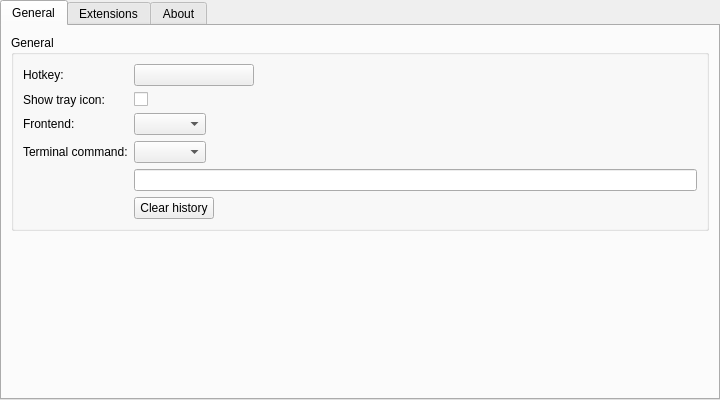
First picture: the form in src/lib/albertcore/src/core/settingswidget/settingswidget.ui, repository albertlauncher/albert, before the edit.
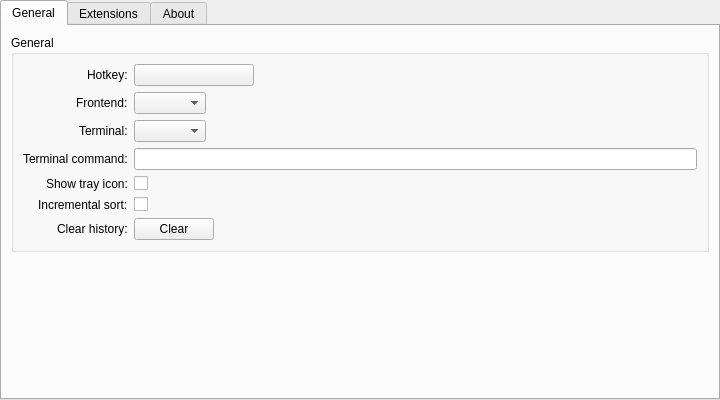
Second picture: the form after the edit. Icons and pictures are not drawn. Custom widgets are drawn as their Qt base class.

Commit message: Add incremental sort option.

What changed in the file:
```diff
--- a/src/lib/albertcore/src/core/settingswidget/settingswidget.ui
+++ b/src/lib/albertcore/src/core/settingswidget/settingswidget.ui
@@ -62,14 +62,20 @@
             <string>General</string>
            </property>
            <layout class="QFormLayout" name="formLayout">
-            <item row="1" column="0">
+            <property name="labelAlignment">
+             <set>Qt::AlignRight|Qt::AlignTrailing|Qt::AlignVCenter</set>
+            </property>
+            <item row="0" column="0">
              <widget class="QLabel" name="label_hotkey">
               <property name="text">
                <string>Hotkey:</string>
               </property>
+              <property name="buddy">
+               <cstring>grabKeyButton_hotkey</cstring>
+              </property>
              </widget>
             </item>
-            <item row="1" column="1">
+            <item row="0" column="1">
              <widget class="GrabKeyButton" name="grabKeyButton_hotkey">
               <property name="sizePolicy">
                <sizepolicy hsizetype="Maximum" vsizetype="Fixed">
@@ -83,43 +89,48 @@
                 <height>0</height>
                </size>
               </property>
-              <property name="text">
-               <string/>
-              </property>
-             </widget>
-            </item>
-            <item row="2" column="0">
-             <widget class="QLabel" name="label">
-              <property name="text">
-               <string>Show tray icon:</string>
-              </property>
-             </widget>
-            </item>
-            <item row="2" column="1">
-             <widget class="QCheckBox" name="checkBox_showTray">
               <property name="toolTip">
-               <string>If this option is enabled, albert displays \nan icon in the system tray.</string>
+               <string>Press to set hotkey.</string>
               </property>
               <property name="text">
                <string/>
               </property>
              </widget>
             </item>
-            <item row="4" column="0">
+            <item row="1" column="0">
              <widget class="QLabel" name="frontendLabel">
               <property name="text">
                <string>Frontend:</string>
               </property>
+              <property name="buddy">
+               <cstring>comboBox_frontend</cstring>
+              </property>
              </widget>
             </item>
-            <item row="6" column="0">
+            <item row="1" column="1">
+             <widget class="QComboBox" name="comboBox_frontend">
+              <property name="sizePolicy">
+               <sizepolicy hsizetype="Maximum" vsizetype="Fixed">
+                <horstretch>0</horstretch>
+                <verstretch>0</verstretch>
+               </sizepolicy>
+              </property>
+              <property name="toolTip">
+               <string>Choose the frontend to use.</string>
+              </property>
+             </widget>
+            </item>
+            <item row="2" column="0">
              <widget class="QLabel" name="label_term">
               <property name="text">
-               <string>Terminal command:</string>
+               <string>Terminal:</string>
+              </property>
+              <property name="buddy">
+               <cstring>comboBox_term</cstring>
               </property>
              </widget>
             </item>
-            <item row="6" column="1">
+            <item row="2" column="1">
              <widget class="QComboBox" name="comboBox_term">
               <property name="sizePolicy">
                <sizepolicy hsizetype="Fixed" vsizetype="Fixed">
@@ -127,38 +138,97 @@
                 <verstretch>0</verstretch>
                </sizepolicy>
               </property>
+              <property name="toolTip">
+               <string>Choose the terminal to use.</string>
+              </property>
              </widget>
             </item>
-            <item row="7" column="1">
+            <item row="3" column="0">
+             <widget class="QLabel" name="label_3">
+              <property name="text">
+               <string>Terminal command:</string>
+              </property>
+              <property name="buddy">
+               <cstring>lineEdit_term</cstring>
+              </property>
+             </widget>
+            </item>
+            <item row="3" column="1">
              <widget class="QLineEdit" name="lineEdit_term">
               <property name="toolTip">
                <string>This is the command that is used to start
-terminal applications, i.e. applications
-that use a textual user interface.</string>
+terminal. Chose &quot;Custom&quot; in the checkbox
+above to set it manually.</string>
               </property>
              </widget>
             </item>
-            <item row="8" column="1">
-             <widget class="QPushButton" name="pushButton_clearHistory">
-              <property name="sizePolicy">
-               <sizepolicy hsizetype="Maximum" vsizetype="Fixed">
-                <horstretch>0</horstretch>
-                <verstretch>0</verstretch>
-               </sizepolicy>
-              </property>
+            <item row="4" column="0">
+             <widget class="QLabel" name="label">
               <property name="text">
-               <string>Clear history</string>
+               <string>Show tray icon:</string>
+              </property>
+              <property name="buddy">
+               <cstring>checkBox_showTray</cstring>
               </property>
              </widget>
             </item>
             <item row="4" column="1">
-             <widget class="QComboBox" name="comboBox_frontend">
+             <widget class="QCheckBox" name="checkBox_showTray">
+              <property name="toolTip">
+               <string>If this option is enabled, albert displays
+an icon in the system tray.</string>
+              </property>
+              <property name="text">
+               <string/>
+              </property>
+             </widget>
+            </item>
+            <item row="5" column="0">
+             <widget class="QLabel" name="label_4">
+              <property name="text">
+               <string>Incremental sort:</string>
+              </property>
+              <property name="buddy">
+               <cstring>checkBox_incrementalSort</cstring>
+              </property>
+             </widget>
+            </item>
+            <item row="5" column="1">
+             <widget class="QCheckBox" name="checkBox_incrementalSort">
+              <property name="toolTip">
+               <string>If this option is enabled only the visble items are sorted.
+This improves the performance when displaying huge
+result sets. However the size of the scrollbar will be less
+intuitive since the height of the scrollbar is determined by
+the sorted results instead of the actual amount of results.</string>
+              </property>
+             </widget>
+            </item>
+            <item row="6" column="0">
+             <widget class="QLabel" name="label_2">
+              <property name="text">
+               <string>Clear history:</string>
+              </property>
+              <property name="buddy">
+               <cstring>pushButton_clearHistory</cstring>
+              </property>
+             </widget>
+            </item>
+            <item row="6" column="1">
+             <widget class="QPushButton" name="pushButton_clearHistory">
               <property name="sizePolicy">
                <sizepolicy hsizetype="Maximum" vsizetype="Fixed">
                 <horstretch>0</horstretch>
                 <verstretch>0</verstretch>
                </sizepolicy>
               </property>
+              <property name="toolTip">
+               <string>Clears the history database. Note that this will
+reset your sort order of recently used items too.</string>
+              </property>
+              <property name="text">
+               <string>Clear</string>
+              </property>
              </widget>
             </item>
            </layout>
```
Left out of the diff: 10 changed lines with no effect on the pictures. The commit also changes 6 other files.
